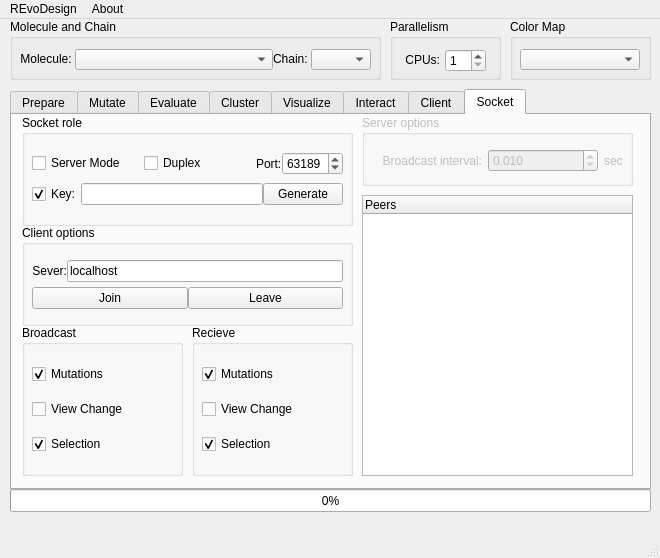
The window that REvoDesign/UI/REvoDesign-PyMOL.ui (YaoYinYing/REvoDesign) describes before a commit, drawn with Qt 5.
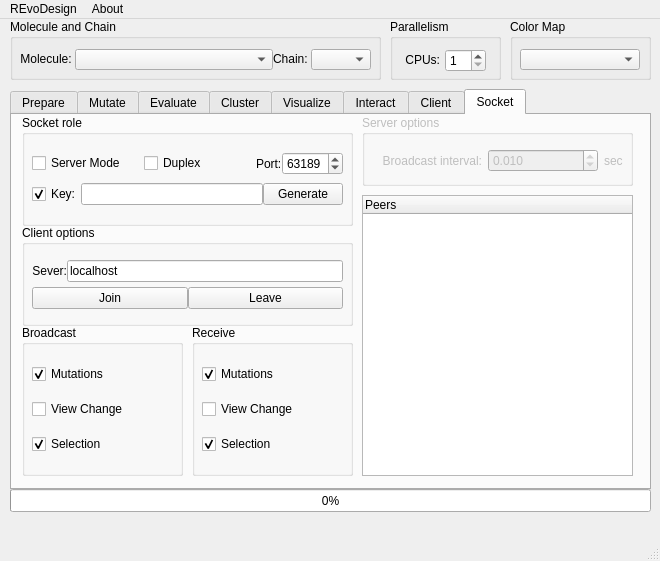
The same window after the commit. The open tabs and pages were chosen to show the change.

Patch:
```diff
--- a/REvoDesign/UI/REvoDesign-PyMOL.ui
+++ b/REvoDesign/UI/REvoDesign-PyMOL.ui
@@ -10,7 +10,7 @@
     <x>0</x>
     <y>0</y>
     <width>660</width>
-    <height>558</height>
+    <height>561</height>
    </rect>
   </property>
   <property name="sizePolicy">
@@ -4045,7 +4045,7 @@
        </rect>
       </property>
       <property name="title">
-       <string>Recieve</string>
+       <string>Receive</string>
       </property>
       <widget class="QWidget" name="verticalLayoutWidget_2">
        <property name="geometry">
```
